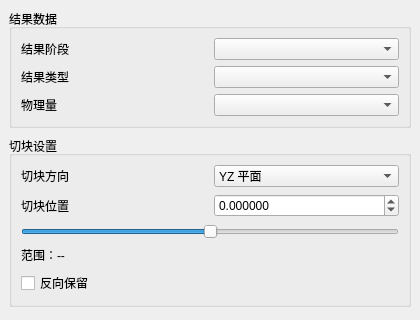
This is plugins/Base_PostProcessing/BlockSettingsWidget.ui in asd977/base_cae as Qt 5 draws it before an edit; both pictures show x 0 to 420 and y 0 to 320 of the 420 by 560 pixel window. The edited form follows.
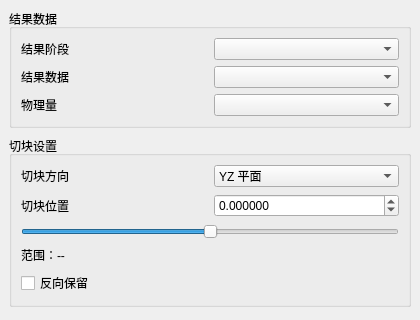
This is the edited form.

Diff of the .ui file:
```diff
--- a/plugins/Base_PostProcessing/BlockSettingsWidget.ui
+++ b/plugins/Base_PostProcessing/BlockSettingsWidget.ui
@@ -13,7 +13,7 @@
       <property name="horizontalSpacing"><number>8</number></property><property name="verticalSpacing"><number>6</number></property>
       <item row="0" column="0"><widget class="QLabel" name="resultStageLabel"><property name="text"><string>结果阶段</string></property></widget></item>
       <item row="0" column="1"><widget class="QComboBox" name="resultDirComboBox"/></item>
-      <item row="1" column="0"><widget class="QLabel" name="resultTypeLabel"><property name="text"><string>结果类型</string></property></widget></item>
+      <item row="1" column="0"><widget class="QLabel" name="resultTypeLabel"><property name="text"><string>结果数据</string></property></widget></item>
       <item row="1" column="1"><widget class="QComboBox" name="stepComboBox"/></item>
       <item row="2" column="0"><widget class="QLabel" name="scalarLabel"><property name="text"><string>物理量</string></property></widget></item>
       <item row="2" column="1"><widget class="QComboBox" name="scalarComboBox"/></item>
```
